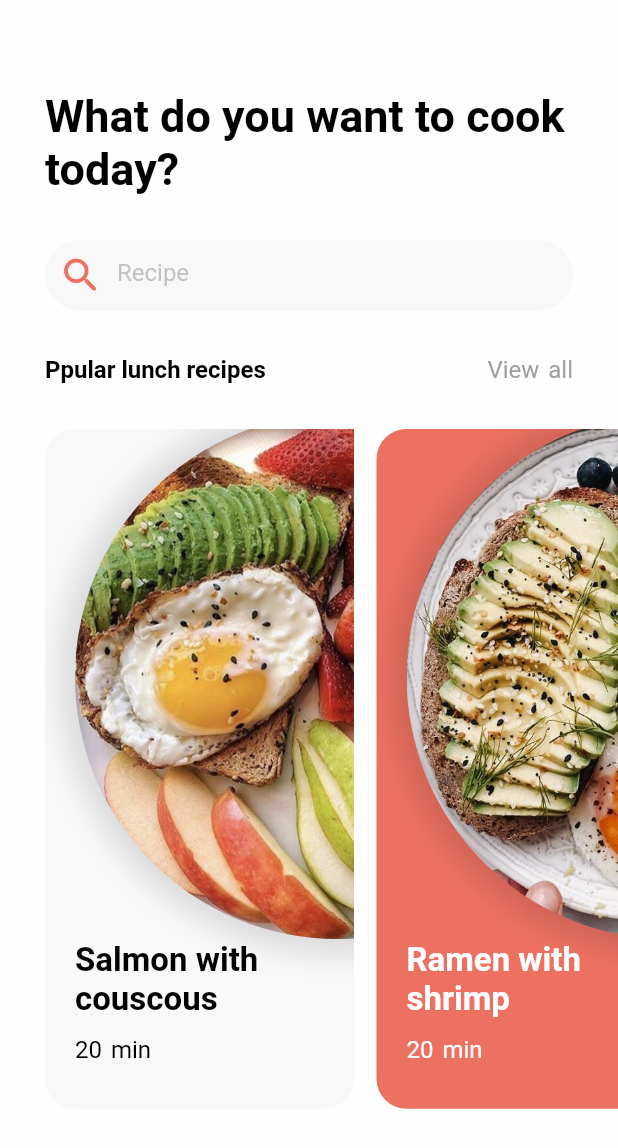
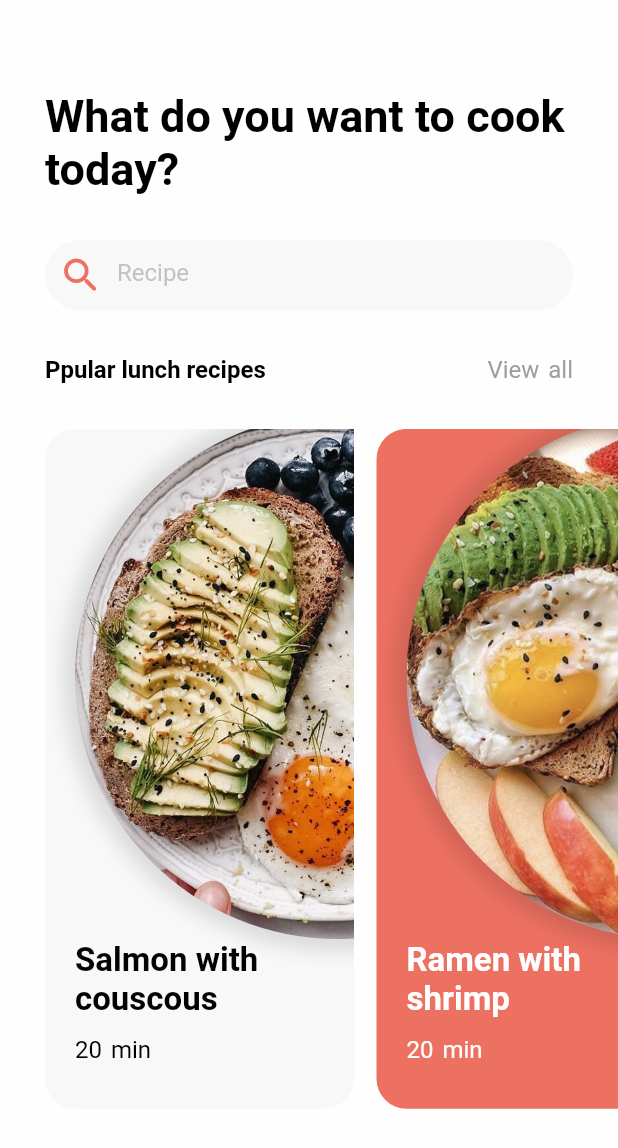
Before and after one commit to Ola-Alotaibi0/Cooking_App_Flutter, a Flutter app: the HomePage screen opened directly, on a phone screen of 412 x 824 dp. Shown: the top 1148 px of the screen. Run offline on Flutter 3.47's test engine with Material 2 defaults, Android fonts, the phone set to English and light mode, and no system bars; our stand-ins replace bloc, equatable, flutter_bloc.

```diff
--- /dev/null
+++ b/lib/cubit/cubit_states.dart
@@ -0,0 +1,28 @@
+import 'package:equatable/equatable.dart';
+
+abstract class CubitStates extends Equatable{}
+
+class InitialState extends CubitStates{
+  @override
+  // TODO: implement props
+  List<Object> get props => [];
+
+}
+
+class WelcomeState extends CubitStates{
+  @override
+  // TODO: implement props
+  List<Object> get props => [];
+}
+
+class MainNavPageState extends CubitStates{
+  @override
+  // TODO: implement props
+  List<Object> get props => [];
+}
+
+class DetailState extends CubitStates{
+  @override
+  // TODO: implement props
+  List<Object> get props => [];
+}
--- /dev/null
+++ b/lib/cubit/cubits.dart
@@ -0,0 +1,17 @@
+import 'package:bloc/bloc.dart';
+import 'package:cooking_app/cubit/cubit_states.dart';
+
+class Cubits extends Cubit<CubitStates>{
+  Cubits() : super(InitialState()){
+    emit(WelcomeState());
+  }
+
+  void getHome(){
+    emit(MainNavPageState());
+  }
+
+  void getDetail(){
+    emit(DetailState());
+  }
+
+}
--- a/lib/pages/home_page.dart
+++ b/lib/pages/home_page.dart
@@ -1,9 +1,11 @@
 import 'package:cooking_app/component/colors.dart';
+import 'package:cooking_app/cubit/cubits.dart';
 import 'package:cooking_app/widgets/app_large_text.dart';
 import 'package:cooking_app/widgets/app_text.dart';
 import 'package:cooking_app/widgets/food_CardInfo.dart';
 import 'package:cooking_app/widgets/search_bar.dart';
 import 'package:flutter/material.dart';
+import 'package:flutter_bloc/flutter_bloc.dart';
 
 class HomePage extends StatefulWidget {
   const HomePage({Key? key}) : super(key: key);
@@ -15,12 +17,12 @@ class HomePage extends StatefulWidget {
 class _HomePageState extends State<HomePage> {
   List foodInfo = [
     {
-      "image": "images/foodImg/food1.jpg",
+      "image": "images/foodImg/food2.jpg",
       "foodText": "Salmon with couscous",
       "time": "20 min",
     },
     {
-      "image": "images/foodImg/food2.jpg",
+      "image": "images/foodImg/food1.jpg",
       "foodText": "Ramen with shrimp",
       "time": "20 min",
     },
@@ -76,11 +78,16 @@ class _HomePageState extends State<HomePage> {
                 scrollDirection: Axis.horizontal,
                 itemCount: foodInfo.length,
                 itemBuilder: (context, index){
-                return FoodCardInfo(
-                  image: foodInfo[index]["image"],
-                  foodText: foodInfo[index]["foodText"],
-                  time: foodInfo[index]["time"],
-                  verify_whichCard: verify_whichCard == false ? verify_whichCard = true : verify_whichCard = false,
+                return GestureDetector(
+                  onTap: (){
+                    BlocProvider.of<Cubits>(context).getDetail();
+                  },
+                  child: FoodCardInfo(
+                    image: foodInfo[index]["image"],
+                    foodText: foodInfo[index]["foodText"],
+                    time: foodInfo[index]["time"],
+                    verify_whichCard: verify_whichCard == false ? verify_whichCard = true : verify_whichCard = false,
+                  ),
                 );
                 }
               ),
--- a/lib/pages/mainNavPages/home_page.dart
+++ /dev/null
@@ -1,92 +0,0 @@
-import 'package:cooking_app/component/colors.dart';
-import 'package:cooking_app/widgets/app_large_text.dart';
-import 'package:cooking_app/widgets/app_text.dart';
-import 'package:cooking_app/widgets/food_CardInfo.dart';
-import 'package:cooking_app/widgets/search_bar.dart';
-import 'package:flutter/material.dart';
-
-class HomePage extends StatefulWidget {
-  const HomePage({Key? key}) : super(key: key);
-
-  @override
-  State<HomePage> createState() => _HomePageState();
-}
-
-class _HomePageState extends State<HomePage> {
-  List foodInfo = [
-    {
-      "image": "images/foodImg/food1.jpg",
-      "foodText": "Salmon with couscous",
-      "time": "20 min",
-    },
-    {
-      "image": "images/foodImg/food2.jpg",
-      "foodText": "Ramen with shrimp",
-      "time": "20 min",
-    },
-    {
-      "image": "images/foodImg/food3.jpg",
-      "foodText": "Chicken with couscous",
-      "time": "20 min",
-    },
-    {
-      "image": "images/foodImg/food4.jpg",
-      "foodText": "Meat with shrimp",
-      "time": "20 min",
-    }
-
-  ];
-
-  @override
-  Widget build(BuildContext context) {
-    bool verify_whichCard= false;
-    Size size = MediaQuery.of(context).size;
-    return Scaffold(
-      backgroundColor: AppColors.colorWhite,
-      body: Padding(
-        padding: const EdgeInsets.only(top: 60,left: 30),
-        child: Column(
-          children: [
-
-            Padding(
-              padding: const EdgeInsets.only(right: 30),
-              child: Container(
-                  child: AppLargeText(text: "What do you want to cook today?")),
-            ),
-            SizedBox(height: 30,),
-            SearchBar(hintText: "Recipe",),
-            SizedBox(height: 30,),
-
-            Padding(
-              padding: const EdgeInsets.only(right: 30),
-              child: Row(
-                mainAxisAlignment: MainAxisAlignment.spaceBetween,
-                children: [
-                  AppLargeText(text: "Ppular lunch recipes", size: 16,),
-                  AppText(text: "View all", color: AppColors.textColorGrey,size: 16,),
-                ],
-              ),
-            ),
-            SizedBox(height: 30,),
-
-            Container(
-              height: size.height*0.55,
-              child: ListView.builder(
-                scrollDirection: Axis.horizontal,
-                itemCount: 4,
-                itemBuilder: (context, index){
-                return FoodCardInfo(
-                  image: foodInfo[index]["image"],
-                  foodText: foodInfo[index]["foodText"],
-                  time: foodInfo[index]["time"],
-                  verify_whichCard: verify_whichCard == false ? verify_whichCard = true : verify_whichCard = false,
-                );
-                }
-              ),
-            ),
-          ],
-        ),
-      ),
-    );
-  }
-}
--- a/lib/widgets/food_CardInfo.dart
+++ b/lib/widgets/food_CardInfo.dart
@@ -45,8 +45,10 @@ class FoodCardInfo extends StatelessWidget {
         borderRadius: BorderRadius.circular(20),
       ),
       child: Stack(
+        overflow: Overflow.clip,
+        /*fit: StackFit.loose,
+        clipBehavior: Clip.hardEdge,*/
         children: [
-
           Positioned(
             top: -10,
             left: 20,
@@ -56,9 +58,9 @@ class FoodCardInfo extends StatelessWidget {
               decoration: BoxDecoration(
                 boxShadow: [
                   BoxShadow(
-                    color: Colors.black12,//if
-                    spreadRadius: 10,
-                    blurRadius: 15,
+                    color: Colors.black12,
+                    spreadRadius: 8,
+                    blurRadius: 10,
                   ),
                 ],
                 borderRadius: BorderRadius.circular(200),
@@ -67,6 +69,7 @@ class FoodCardInfo extends StatelessWidget {
                   fit: BoxFit.cover,
                 ),
               ),
+
             ),
           ),
 
--- a/pubspec.yaml
+++ b/pubspec.yaml
@@ -34,6 +34,9 @@ dependencies:
   # The following adds the Cupertino Icons font to your application.
   # Use with the CupertinoIcons class for iOS style icons.
   cupertino_icons: ^1.0.2
+  bloc: ^8.0.3
+  flutter_bloc: ^8.0.1
+  equatable: ^2.0.3
 
 dev_dependencies:
   flutter_test:
```
Also changed, not shown: lib/cubit/cubit_blocBuilder.dart (added, +37 -0 lines), lib/main.dart (+7 -1 lines), lib/pages/welcome_page.dart (+12 -5 lines), pubspec.lock.
